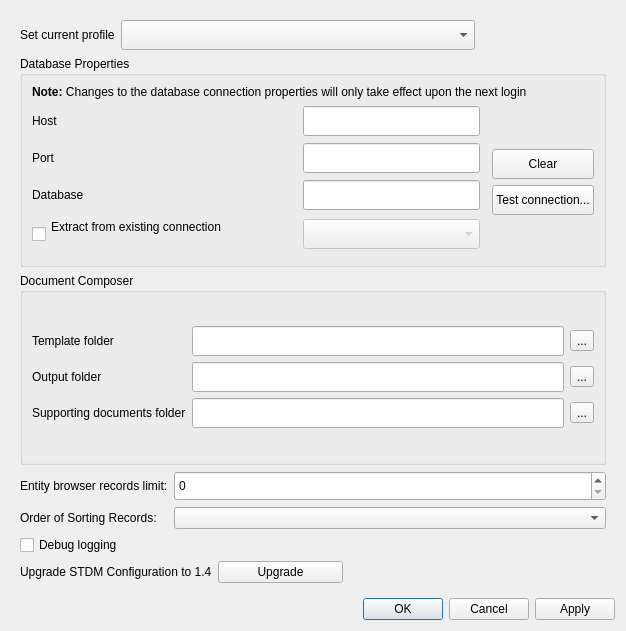
First picture: the form in stdm/ui/ui_options.ui, repository gltn/stdm, before the edit.
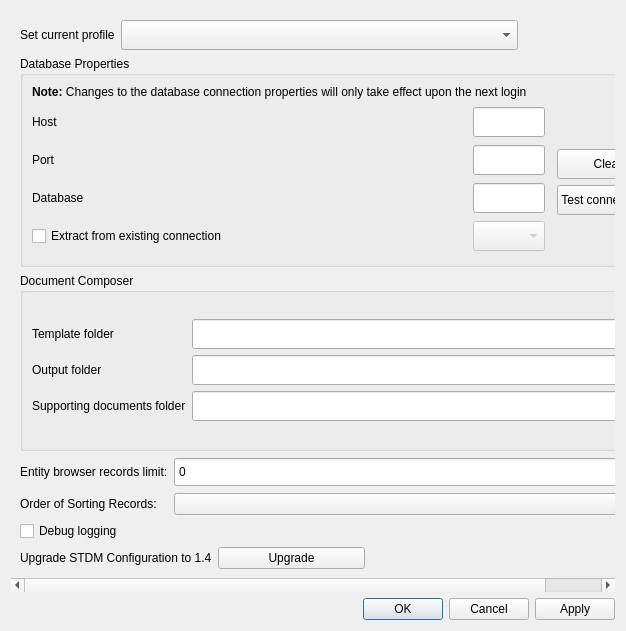
Second picture: the form after the edit.

Commit message: Fix loading connection settings from QGIS postgres connection

Diff of the .ui file:
```diff
--- a/stdm/ui/ui_options.ui
+++ b/stdm/ui/ui_options.ui
@@ -38,9 +38,9 @@
                         <property name="geometry">
                             <rect>
                                 <x>0</x>
-                                <y>0</y>
-                                <width>608</width>
-                                <height>576</height>
+        <y>-16</y>
+        <width>796</width>
+        <height>574</height>
                             </rect>
                         </property>
                         <layout class="QGridLayout" name="gridLayout_5">
@@ -143,8 +143,7 @@
                                                             <item row="3" column="0">
                                                                 <widget class="QCheckBox" name="chk_pg_connections">
                                                                     <property name="text">
-                                                                        <string>Extract from existing connection
-                                                                        </string>
+                  <string>Extract from existing connection                                                                        </string>
                                                                     </property>
                                                                 </widget>
                                                             </item>
```
Left out of the diff: 12 changed lines with no effect on the pictures. Lines whose indentation alone changed are shown as unchanged. The commit also changes 2 other files.
